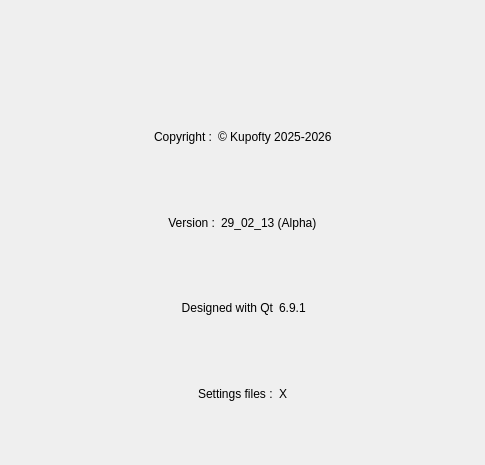
The window that src/menu_bar/about/menubar_about.ui (Kupofty/OpenSeaNav) describes before a commit, drawn with Qt 5.
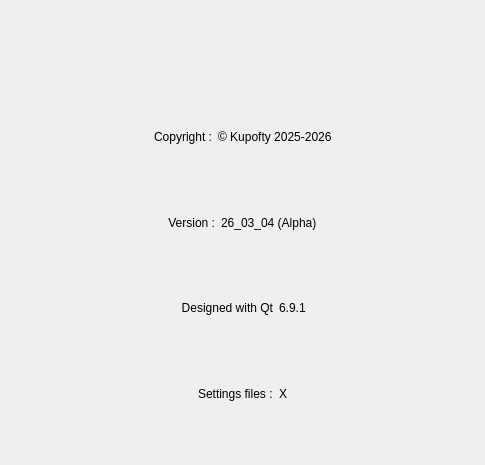
The same window after the commit. Icons and pictures are not drawn.

Commit message: fix width of COG line

Diff of the .ui file:
```diff
--- a/src/menu_bar/about/menubar_about.ui
+++ b/src/menu_bar/about/menubar_about.ui
@@ -111,7 +111,7 @@
      <item>
       <widget class="QLabel" name="label_9">
        <property name="text">
-        <string notr="true">29_02_13 (Alpha)</string>
+        <string notr="true">26_03_04 (Alpha)</string>
        </property>
       </widget>
      </item>
```
The commit also changes 1 other file.
